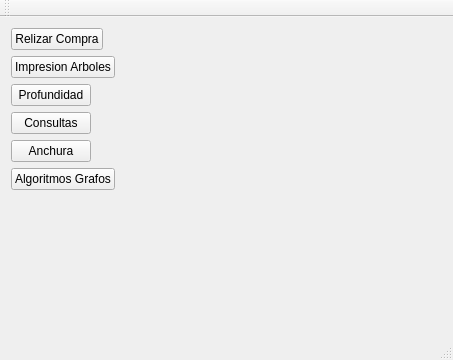
Old version of the form cliente_1/mainwindow.ui in the repository danialvaradob/Datos_Sockets_3.
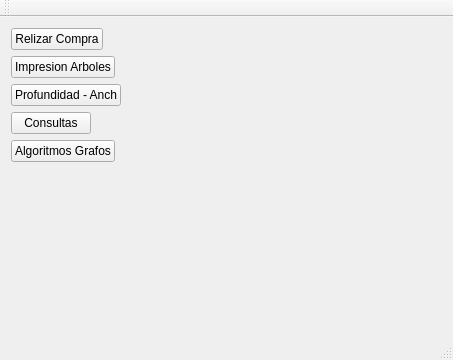
New version of the form.

```diff
--- a/cliente_1/mainwindow.ui
+++ b/cliente_1/mainwindow.ui
@@ -25,7 +25,7 @@
     <item row="2" column="0">
      <widget class="QPushButton" name="pushButton_2">
       <property name="text">
-       <string>Profundidad</string>
+       <string>Profundidad - Anch</string>
       </property>
      </widget>
     </item>
@@ -44,13 +44,6 @@
      </widget>
     </item>
     <item row="4" column="0">
-     <widget class="QPushButton" name="pushButton_5">
-      <property name="text">
-       <string>Anchura</string>
-      </property>
-     </widget>
-    </item>
-    <item row="5" column="0">
      <widget class="QPushButton" name="pushButton_6">
       <property name="text">
        <string>Algoritmos Grafos</string>
```
Left out of the diff: 14 changed lines with no effect on the pictures.
